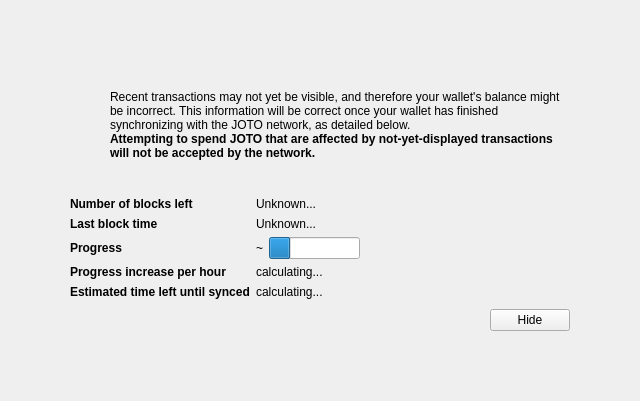
Before: the Qt Designer form src/qt/forms/modaloverlay.ui in minblock/joto, drawn with Qt 5.
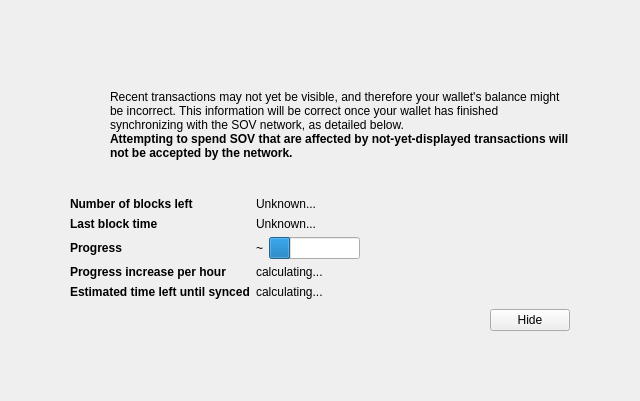
After: the same form once the commit is applied. Icons and pictures are not drawn. Custom widgets are drawn as their Qt base class.

What changed in the file:
```diff
--- a/src/qt/forms/modaloverlay.ui
+++ b/src/qt/forms/modaloverlay.ui
@@ -128,7 +128,7 @@
              <item>
               <widget class="QLabel" name="infoText">
                <property name="text">
-                <string>Recent transactions may not yet be visible, and therefore your wallet's balance might be incorrect. This information will be correct once your wallet has finished synchronizing with the JOTO network, as detailed below.</string>
+                <string>Recent transactions may not yet be visible, and therefore your wallet's balance might be incorrect. This information will be correct once your wallet has finished synchronizing with the SOV network, as detailed below.</string>
                </property>
                <property name="textFormat">
                 <enum>Qt::RichText</enum>
@@ -147,7 +147,7 @@
                 </font>
                </property>
                <property name="text">
-                <string>Attempting to spend JOTO that are affected by not-yet-displayed transactions will not be accepted by the network.</string>
+                <string>Attempting to spend SOV that are affected by not-yet-displayed transactions will not be accepted by the network.</string>
                </property>
                <property name="textFormat">
                 <enum>Qt::RichText</enum>
```
